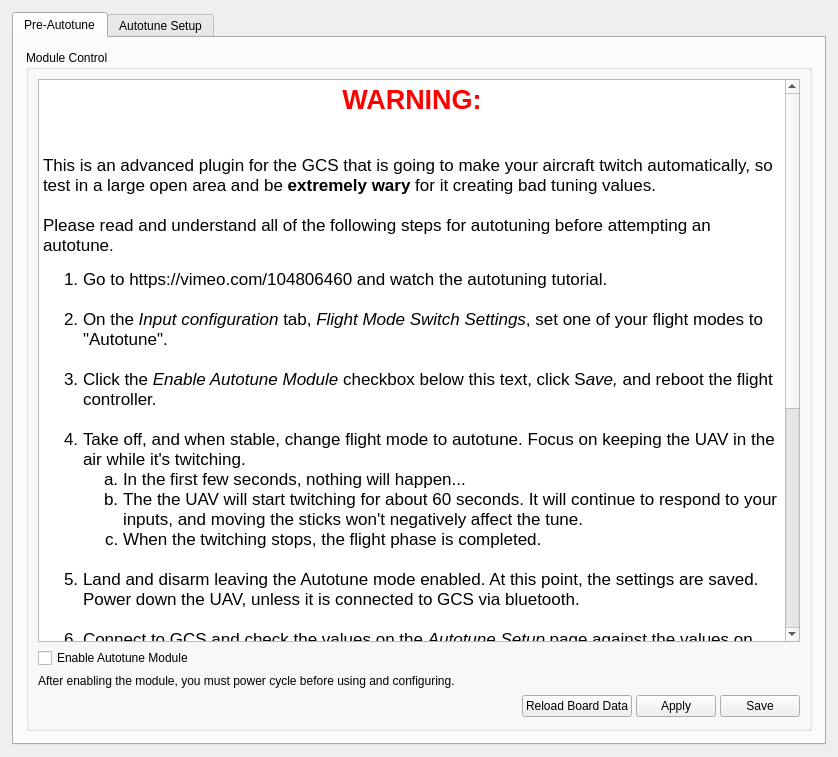
Qt form ground/gcs/src/plugins/config/autotune.ui (d-ronin/dRonin) before a commit.
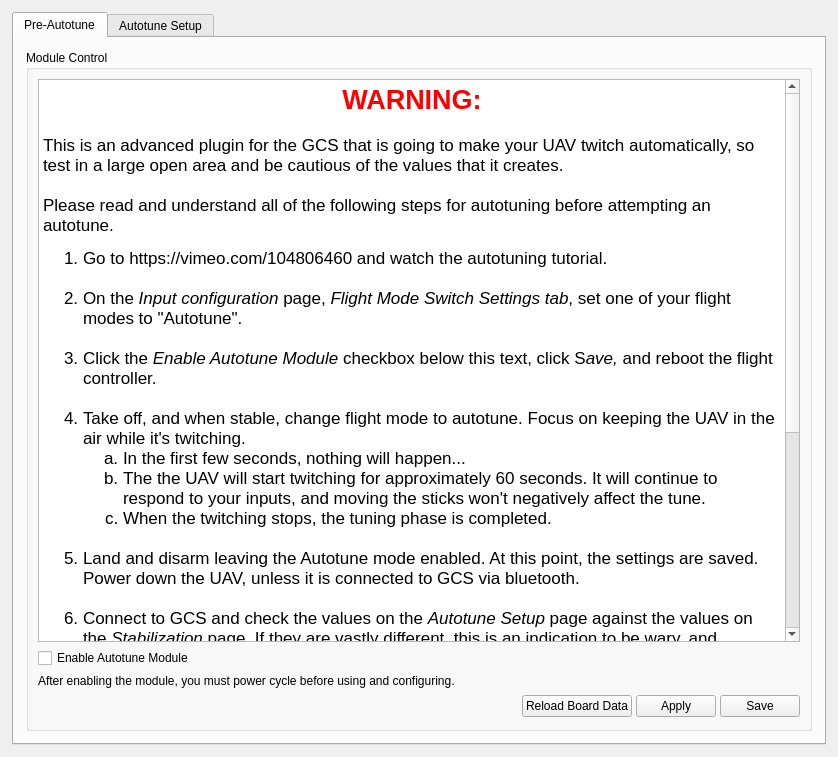
The same form after that commit. The open tabs and pages were chosen to show the change. Icons and pictures are not drawn.

The edit to the form file:
```diff
--- a/ground/gcs/src/plugins/config/autotune.ui
+++ b/ground/gcs/src/plugins/config/autotune.ui
@@ -78,27 +78,26 @@
              <string>&lt;!DOCTYPE HTML PUBLIC &quot;-//W3C//DTD HTML 4.0//EN&quot; &quot;http://www.w3.org/TR/REC-html40/strict.dtd&quot;&gt;
 &lt;html&gt;&lt;head&gt;&lt;meta name=&quot;qrichtext&quot; content=&quot;1&quot; /&gt;&lt;style type=&quot;text/css&quot;&gt;
 p, li { white-space: pre-wrap; }
-&lt;/style&gt;&lt;/head&gt;&lt;body style=&quot; font-family:'Sans Serif'; font-size:9pt; font-weight:400; font-style:normal;&quot;&gt;
+&lt;/style&gt;&lt;/head&gt;&lt;body style=&quot; font-family:'MS Shell Dlg 2'; font-size:8.25pt; font-weight:400; font-style:normal;&quot;&gt;
 &lt;p align=&quot;center&quot; style=&quot; margin-top:0px; margin-bottom:0px; margin-left:0px; margin-right:0px; -qt-block-indent:0; text-indent:0px;&quot;&gt;&lt;span style=&quot; font-family:'Lucida Grande'; font-size:20pt; font-weight:600; color:#ff0000;&quot;&gt;WARNING:&lt;/span&gt;&lt;/p&gt;
 &lt;p style=&quot;-qt-paragraph-type:empty; margin-top:0px; margin-bottom:0px; margin-left:0px; margin-right:0px; -qt-block-indent:0; text-indent:0px; font-family:'Lucida Grande'; font-size:13pt;&quot;&gt;&lt;br /&gt;&lt;/p&gt;
-&lt;p style=&quot;-qt-paragraph-type:empty; margin-top:0px; margin-bottom:0px; margin-left:0px; margin-right:0px; -qt-block-indent:0; text-indent:0px; font-family:'Lucida Grande'; font-size:13pt;&quot;&gt;&lt;br /&gt;&lt;/p&gt;
-&lt;p style=&quot; margin-top:0px; margin-bottom:0px; margin-left:0px; margin-right:0px; -qt-block-indent:0; text-indent:0px;&quot;&gt;&lt;span style=&quot; font-family:'Lucida Grande'; font-size:13pt;&quot;&gt;This is an advanced plugin for the GCS that is going to make your aircraft twitch automatically, so test in a large open area and be &lt;/span&gt;&lt;span style=&quot; font-family:'Lucida Grande'; font-size:13pt; font-weight:600;&quot;&gt;extremely wary&lt;/span&gt;&lt;span style=&quot; font-family:'Lucida Grande'; font-size:13pt;&quot;&gt; for it creating bad tuning values.&lt;br /&gt;&lt;br /&gt;Please read and understand all of the following steps for autotuning before attempting an autotune.&lt;br /&gt;&lt;/span&gt;&lt;/p&gt;
+&lt;p style=&quot; margin-top:0px; margin-bottom:0px; margin-left:0px; margin-right:0px; -qt-block-indent:0; text-indent:0px;&quot;&gt;&lt;span style=&quot; font-family:'Lucida Grande'; font-size:13pt;&quot;&gt;This is an advanced plugin for the GCS that is going to make your UAV twitch automatically, so test in a large open area and be cautious of the values that it creates.&lt;br /&gt;&lt;br /&gt;Please read and understand all of the following steps for autotuning before attempting an autotune.&lt;br /&gt;&lt;/span&gt;&lt;/p&gt;
 &lt;ol style=&quot;margin-top: 0px; margin-bottom: 0px; margin-left: 0px; margin-right: 0px; -qt-list-indent: 1;&quot;&gt;&lt;li style=&quot; font-family:'Lucida Grande'; font-size:13pt;&quot; style=&quot; margin-top:0px; margin-bottom:0px; margin-left:0px; margin-right:0px; -qt-block-indent:0; text-indent:0px;&quot;&gt;Go to https://vimeo.com/104806460 and watch the autotuning tutorial.&lt;/li&gt;
 &lt;p style=&quot;-qt-paragraph-type:empty; margin-top:0px; margin-bottom:0px; margin-left:0px; margin-right:0px; -qt-block-indent:1; text-indent:0px; font-family:'Lucida Grande'; font-size:13pt;&quot;&gt;&lt;br /&gt;&lt;/p&gt;
-&lt;li style=&quot; font-family:'Lucida Grande'; font-size:13pt;&quot; style=&quot; margin-top:0px; margin-bottom:0px; margin-left:0px; margin-right:0px; -qt-block-indent:0; text-indent:0px;&quot;&gt;On the &lt;span style=&quot; font-style:italic;&quot;&gt;Input configuration&lt;/span&gt; tab, &lt;span style=&quot; font-style:italic;&quot;&gt;Flight Mode Switch Settings&lt;/span&gt;, set one of your flight modes to &amp;quot;Autotune&amp;quot;.&lt;/li&gt;
+&lt;li style=&quot; font-family:'Lucida Grande'; font-size:13pt;&quot; style=&quot; margin-top:0px; margin-bottom:0px; margin-left:0px; margin-right:0px; -qt-block-indent:0; text-indent:0px;&quot;&gt;On the &lt;span style=&quot; font-style:italic;&quot;&gt;Input configuration &lt;/span&gt;page, &lt;span style=&quot; font-style:italic;&quot;&gt;Flight Mode Switch Settings tab&lt;/span&gt;, set one of your flight modes to &amp;quot;Autotune&amp;quot;.&lt;/li&gt;
 &lt;p style=&quot;-qt-paragraph-type:empty; margin-top:0px; margin-bottom:0px; margin-left:0px; margin-right:0px; -qt-block-indent:1; text-indent:0px; font-family:'Lucida Grande'; font-size:13pt;&quot;&gt;&lt;br /&gt;&lt;/p&gt;
 &lt;li style=&quot; font-family:'Lucida Grande'; font-size:13pt;&quot; style=&quot; margin-top:0px; margin-bottom:0px; margin-left:0px; margin-right:0px; -qt-block-indent:0; text-indent:0px;&quot;&gt;Click the &lt;span style=&quot; font-style:italic;&quot;&gt;Enable Autotune Module&lt;/span&gt; checkbox below this text, click S&lt;span style=&quot; font-style:italic;&quot;&gt;ave,&lt;/span&gt; and reboot the flight controller.&lt;br /&gt;&lt;/li&gt;
 &lt;li style=&quot; font-family:'Lucida Grande'; font-size:13pt;&quot; style=&quot; margin-top:0px; margin-bottom:0px; margin-left:0px; margin-right:0px; -qt-block-indent:0; text-indent:0px;&quot;&gt;Take off, and when stable, change flight mode to autotune. Focus on keeping the UAV in the air while it's twitching.&lt;/li&gt;
 &lt;ol type=&quot;a&quot; style=&quot;margin-top: 0px; margin-bottom: 0px; margin-left: 0px; margin-right: 0px; -qt-list-indent: 2;&quot;&gt;&lt;li style=&quot; font-family:'Lucida Grande'; font-size:13pt;&quot; style=&quot; margin-top:0px; margin-bottom:0px; margin-left:0px; margin-right:0px; -qt-block-indent:0; text-indent:0px;&quot;&gt;In the first few seconds, nothing will happen...&lt;/li&gt;
-&lt;li style=&quot; font-family:'Lucida Grande'; font-size:13pt;&quot; style=&quot; margin-top:0px; margin-bottom:0px; margin-left:0px; margin-right:0px; -qt-block-indent:0; text-indent:0px;&quot;&gt;The the UAV will start twitching for about 60 seconds. It will continue to respond to your inputs, and moving the sticks won't negatively affect the tune.&lt;/li&gt;
-&lt;li style=&quot; font-family:'Lucida Grande'; font-size:13pt;&quot; style=&quot; margin-top:0px; margin-bottom:0px; margin-left:0px; margin-right:0px; -qt-block-indent:0; text-indent:0px;&quot;&gt;When the twitching stops, the flight phase is completed.&lt;/li&gt;&lt;/ol&gt;
+&lt;li style=&quot; font-family:'Lucida Grande'; font-size:13pt;&quot; style=&quot; margin-top:0px; margin-bottom:0px; margin-left:0px; margin-right:0px; -qt-block-indent:0; text-indent:0px;&quot;&gt;The the UAV will start twitching for approximately 60 seconds. It will continue to respond to your inputs, and moving the sticks won't negatively affect the tune.&lt;/li&gt;
+&lt;li style=&quot; font-family:'Lucida Grande'; font-size:13pt;&quot; style=&quot; margin-top:0px; margin-bottom:0px; margin-left:0px; margin-right:0px; -qt-block-indent:0; text-indent:0px;&quot;&gt;When the twitching stops, the tuning phase is completed.&lt;/li&gt;&lt;/ol&gt;
 &lt;p style=&quot;-qt-paragraph-type:empty; margin-top:0px; margin-bottom:0px; margin-left:0px; margin-right:0px; -qt-block-indent:1; text-indent:0px; font-family:'Lucida Grande'; font-size:13pt;&quot;&gt;&lt;br /&gt;&lt;/p&gt;
 &lt;li style=&quot; font-family:'Lucida Grande'; font-size:13pt;&quot; style=&quot; margin-top:0px; margin-bottom:0px; margin-left:0px; margin-right:0px; -qt-block-indent:0; text-indent:0px;&quot;&gt;Land and disarm leaving the Autotune mode enabled. At this point, the settings are saved. Power down the UAV, unless it is connected to GCS via bluetooth.&lt;br /&gt;&lt;/li&gt;
-&lt;li style=&quot; font-family:'Lucida Grande'; font-size:13pt;&quot; style=&quot; margin-top:0px; margin-bottom:0px; margin-left:0px; margin-right:0px; -qt-block-indent:0; text-indent:0px;&quot;&gt;Connect to GCS and check the values on the &lt;span style=&quot; font-style:italic;&quot;&gt;Autotune Setup&lt;/span&gt; page against the values on the &lt;span style=&quot; font-style:italic;&quot;&gt;Stabilization&lt;/span&gt; configuration screen. If they are vastly different, this is an indication to be wary, and indicates that a subsequent autotune should be run to get more accurate values.&lt;span style=&quot; font-weight:600;&quot;&gt;For extreme values a prompt will ask if you want to continue. Check your settings carefully in this case.&lt;/span&gt;&lt;br /&gt;&lt;/li&gt;
-&lt;li style=&quot; font-family:'Lucida Grande'; font-size:13pt;&quot; style=&quot; margin-top:0px; margin-bottom:0px; margin-left:0px; margin-right:0px; -qt-block-indent:0; text-indent:0px;&quot;&gt;Adjust the values as necessary with the "Damping" and "Noise sensitivity" sliders until they appear to be reasonable. When satisfied, click the "Apply Computed Values" button at the bottom right.&lt;br /&gt;&lt;/li&gt;
-&lt;li style=&quot; font-family:'Lucida Grande'; font-size:13pt;&quot; style=&quot; margin-top:0px; margin-bottom:0px; margin-left:0px; margin-right:0px; -qt-block-indent:0; text-indent:0px;&quot;&gt;Return to the &lt;span style=&quot; font-style:italic;&quot;&gt;Stabilization&lt;/span&gt; configuration screen and click "apply" to enable the new settings. The "save" button must also be pressed if the flight controller is to be powered down prior to the next flight.&lt;br /&gt;&lt;/li&gt;
-&lt;li style=&quot; font-family:'Lucida Grande'; font-size:13pt;&quot; style=&quot; margin-top:0px; margin-bottom:12px; margin-left:0px; margin-right:0px; -qt-block-indent:0; text-indent:0px;&quot;&gt;Ensure that a normal flight mode (not autotune) is selected prior to flight.  If autotune is left as the active mode, it is likely that the flight controller will not arm.&lt;/li&gt;
-&lt;li style=&quot; font-family:'Lucida Grande'; font-size:13pt;&quot; style=&quot; margin-top:0px; margin-bottom:12px; margin-left:0px; margin-right:0px; -qt-block-indent:0; text-indent:0px;&quot;&gt;If the UAV performs well, then the process is complete.  If it does not, the sliders may be adjusted, settings reapplied, saved and tested again.&lt;/li&gt;&lt;/ol&gt;/span&gt;&lt;/p&gt;&lt;/body&gt;&lt;/html&gt;</string>
+&lt;li style=&quot; font-family:'Lucida Grande'; font-size:13pt;&quot; style=&quot; margin-top:0px; margin-bottom:0px; margin-left:0px; margin-right:0px; -qt-block-indent:0; text-indent:0px;&quot;&gt;Connect to GCS and check the values on the &lt;span style=&quot; font-style:italic;&quot;&gt;Autotune Setup&lt;/span&gt; page against the values on the &lt;span style=&quot; font-style:italic;&quot;&gt;Stabilization&lt;/span&gt; page. If they are vastly different, this is an indication to be wary, and indicates that a subsequent autotune should be run to get more accurate values. &lt;span style=&quot; font-weight:600;&quot;&gt;For extreme values a prompt will ask if you want to continue. Check your settings carefully in this case.&lt;/span&gt;&lt;br /&gt;&lt;/li&gt;
+&lt;li style=&quot; font-family:'Lucida Grande'; font-size:13pt;&quot; style=&quot; margin-top:0px; margin-bottom:0px; margin-left:0px; margin-right:0px; -qt-block-indent:0; text-indent:0px;&quot;&gt;Adjust the values as necessary with the &lt;span style=&quot; font-style:italic;&quot;&gt;Damping&lt;/span&gt; and &lt;span style=&quot; font-style:italic;&quot;&gt;Noise sensitivity&lt;/span&gt; sliders until they appear to be reasonable. When satisfied, click the &lt;span style=&quot; font-style:italic;&quot;&gt;Apply Computed Values&lt;/span&gt; button at the bottom right.&lt;br /&gt;&lt;/li&gt;
+&lt;li style=&quot; font-family:'Lucida Grande'; font-size:13pt;&quot; style=&quot; margin-top:0px; margin-bottom:0px; margin-left:0px; margin-right:0px; -qt-block-indent:0; text-indent:0px;&quot;&gt;Return to the &lt;span style=&quot; font-style:italic;&quot;&gt;Stabilization&lt;/span&gt; page and click &lt;span style=&quot; font-style:italic;&quot;&gt;apply&lt;/span&gt; to enable the new settings. The &lt;span style=&quot; font-style:italic;&quot;&gt;save&lt;/span&gt; button must also be pressed if the flight controller is to be powered down prior to the next flight.&lt;br /&gt;&lt;/li&gt;
+&lt;li style=&quot; font-family:'Lucida Grande'; font-size:13pt;&quot; style=&quot; margin-top:0px; margin-bottom:12px; margin-left:0px; margin-right:0px; -qt-block-indent:0; text-indent:0px;&quot;&gt;Ensure that a normal flight mode (not Autotune) is selected prior to the nexn flight.  If Autotune is left as the active mode, it is likely that the flight controller will not arm.&lt;/li&gt;
+&lt;li style=&quot; font-family:'Lucida Grande'; font-size:13pt;&quot; style=&quot; margin-top:0px; margin-bottom:12px; margin-left:0px; margin-right:0px; -qt-block-indent:0; text-indent:0px;&quot;&gt;If the UAV performs well, then the process is complete.  If it does not, the &lt;span style=&quot; font-style:italic;&quot;&gt;Dampin&lt;/span&gt;g and &lt;span style=&quot; font-style:italic;&quot;&gt;Noise sensitivity&lt;/span&gt; sliders may be adjusted, settings reapplied, saved and tested again.&lt;/li&gt;&lt;/ol&gt;&lt;/body&gt;&lt;/html&gt;</string>
             </property>
            </widget>
           </item>
```
Left out of the diff: 6 changed lines with no effect on the pictures.
